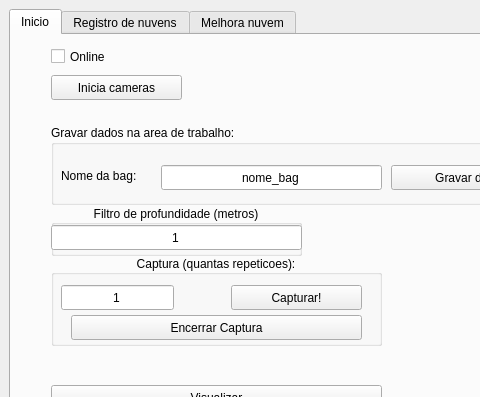
viniciusvidal2/Cameras_GRIn, file handset_gui/ui/main_window.ui: the form before one commit; both pictures show x 0 to 480 and y 0 to 397 of the 1119 by 698 pixel window.
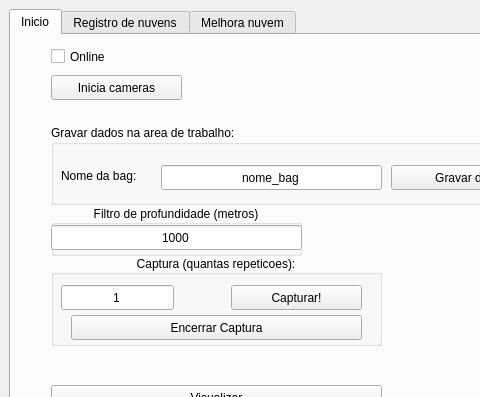
The form after the commit. The open tabs and pages were chosen to show the change. Icons and pictures are not drawn.

```diff
--- a/handset_gui/ui/main_window.ui
+++ b/handset_gui/ui/main_window.ui
@@ -155,7 +155,7 @@
           </sizepolicy>
          </property>
          <property name="text">
-          <string>1</string>
+          <string>1000</string>
          </property>
          <property name="alignment">
           <set>Qt::AlignCenter</set>
```
Left out of the diff: 2 changed lines with no effect on the pictures.
